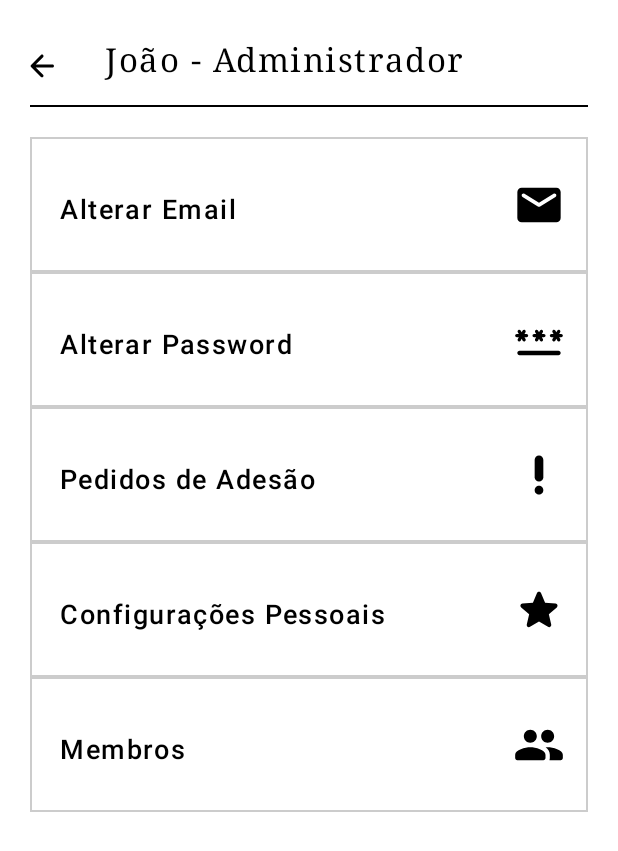
After one commit to LuisCarlosOliveira/CMU, an Android app built with Jetpack Compose: the composable ProfileScreen shown on its own in the app's theme, on a phone screen of 412 x 824 dp. The commit adds this screen. Shown: the top 851 px of the screen. Run offline under Robolectric (Android 15) with nearby library versions, the phone set to English and light mode, and no system bars.

Commit message:
Profile page and updates

```diff
--- a/app/src/main/java/com/example/mysmarthome/ui/screens/phone/ChooseTypeHomeScreen.kt
+++ b/app/src/main/java/com/example/mysmarthome/ui/screens/phone/ChooseTypeHomeScreen.kt
@@ -85,7 +85,7 @@ fun ChooseTypeHomeScreen(mainActivity: MainActivity) {
                             shape = RoundedCornerShape(20.dp),
                             modifier = Modifier.width(250.dp).height(80.dp),
                             onClick = { /*TODO*/ }) {
-                            Text(text = stringResource(id = R.string.new_home),
+                            Text(text = stringResource(id = R.string.newHomeTitle),
                                 fontSize = 18.sp,
                                 fontWeight = FontWeight.Medium)
                         }
--- /dev/null
+++ b/app/src/main/java/com/example/mysmarthome/ui/screens/phone/ProfileScreen.kt
@@ -0,0 +1,273 @@
+package com.example.mysmarthome.ui.screens.phone
+
+import androidx.compose.foundation.BorderStroke
+import androidx.compose.foundation.border
+import androidx.compose.foundation.layout.*
+import androidx.compose.foundation.shape.RoundedCornerShape
+import androidx.compose.material.*
+import androidx.compose.material.icons.Icons
+import androidx.compose.material.icons.rounded.*
+import androidx.compose.runtime.*
+import androidx.compose.ui.Alignment
+import androidx.compose.ui.Modifier
+import androidx.compose.ui.graphics.Color
+import androidx.compose.ui.platform.LocalConfiguration
+import androidx.compose.ui.res.stringArrayResource
+import androidx.compose.ui.res.stringResource
+import androidx.compose.ui.text.font.FontFamily
+import androidx.compose.ui.text.font.FontWeight
+import androidx.compose.ui.text.style.TextAlign
+import androidx.compose.ui.tooling.preview.Preview
+import androidx.compose.ui.unit.dp
+import androidx.compose.ui.unit.sp
+import androidx.compose.ui.window.DialogProperties
+import com.example.mysmarthome.R
+
+@Composable
+fun ProfileScreen() {
+    Surface(
+        modifier = Modifier.fillMaxSize(),
+        color = MaterialTheme.colors.background
+    ) {
+        Column(
+            modifier = Modifier.fillMaxSize(),
+        ) {
+            val scaffoldState = rememberScaffoldState(rememberDrawerState(DrawerValue.Closed))
+            val configuration = LocalConfiguration.current
+            val screenWidth = configuration.screenWidthDp.dp
+            var letterSpacing by remember {
+                mutableStateOf(1.sp)
+            }
+            Scaffold(
+                scaffoldState = scaffoldState,
+                topBar = {
+                    Row(
+                        modifier = Modifier
+                            .fillMaxWidth()
+                            .padding(top = 20.dp)
+                    ) {
+                        IconButton(
+                            onClick = { }
+                        ) {
+                            Icon(
+                                Icons.Rounded.ArrowBack, "",
+                                tint = Color.Black,
+                                modifier = Modifier
+                                    .width(50.dp)
+                                    .padding(start = 5.dp),
+                            )
+                        }
+
+                        Text(
+                            fontWeight = FontWeight.Medium,
+                            letterSpacing = letterSpacing,
+                            fontFamily = FontFamily.Serif,
+                            color = Color.Black,
+                            modifier = Modifier.padding(top = 7.dp, start = 20.dp),
+                            fontSize = 22.sp,
+                            text = "João " + stringResource(id = R.string.admin)
+                        )
+                    }
+                    Divider(
+                        startIndent = 20.dp,
+                        thickness = 1.dp,
+                        color = Color.Black,
+                        modifier = Modifier
+                            .padding(top = 70.dp)
+                            .width(screenWidth - 20.dp)
+                    )
+                },
+                content = {
+                    Column(
+                        Modifier
+                            .fillMaxSize()
+                            .padding(top = 20.dp)
+                    ) {
+                        val options: Array<String> = stringArrayResource(id = R.array.profile)
+                        Row(
+                            modifier = Modifier
+                                .fillMaxWidth()
+                                .height(90.dp)
+                                .padding(start = 20.dp, end = 20.dp)
+                                .border(
+                                    border =
+                                    BorderStroke(width = 1.dp, Color.LightGray)
+                                ), verticalAlignment = Alignment.CenterVertically,
+                            horizontalArrangement = Arrangement.SpaceBetween
+                        ) {
+                            Text(
+                                fontWeight = FontWeight.Medium,
+                                letterSpacing = letterSpacing,
+                                fontFamily = FontFamily.SansSerif,
+                                color = Color.Black,
+                                modifier = Modifier.padding(top = 7.dp, start = 20.dp),
+                                fontSize = 18.sp,
+                                text = options[0]
+                            )
+                            IconButton(
+                                onClick = { }//dialogOpen = true }
+                            ) {
+                            Icon(
+                                Icons.Rounded.Email, "",
+                                tint = Color.Black,
+                                modifier = Modifier
+                                    .size(50.dp)
+                                    .padding(end = 15.dp),
+                            )
+                        }}
+                        Row(
+                            modifier = Modifier
+                                .fillMaxWidth()
+                                .height(90.dp)
+                                .padding(start = 20.dp, end = 20.dp)
+                                .border(
+                                    border =
+                                    BorderStroke(width = 1.dp, Color.LightGray)
+                                ), verticalAlignment = Alignment.CenterVertically,
+                            horizontalArrangement = Arrangement.SpaceBetween
+                        ) {
+                            Text(
+                                fontWeight = FontWeight.Medium,
+                                letterSpacing = letterSpacing,
+                                fontFamily = FontFamily.SansSerif,
+                                color = Color.Black,
+                                modifier = Modifier.padding(top = 7.dp, start = 20.dp),
+                                fontSize = 18.sp,
+                                text = options[1]
+                            )
+                            Icon(
+                                Icons.Rounded.Password, "",
+                                tint = Color.Black,
+                                modifier = Modifier
+                                    .size(50.dp)
+                                    .padding(end = 15.dp),
+                            )
+                        }
+                        Row(
+                            modifier = Modifier
+                                .fillMaxWidth()
+                                .height(90.dp)
+                                .padding(start = 20.dp, end = 20.dp)
+                                .border(
+                                    border =
+                                    BorderStroke(width = 1.dp, Color.LightGray)
+                                ), verticalAlignment = Alignment.CenterVertically,
+                            horizontalArrangement = Arrangement.SpaceBetween
+                        ) {
+                            Text(
+                                fontWeight = FontWeight.Medium,
+                                letterSpacing = letterSpacing,
+                                fontFamily = FontFamily.SansSerif,
+                                color = Color.Black,
+                                modifier = Modifier.padding(top = 7.dp, start = 20.dp),
+                                fontSize = 18.sp,
+                                text = options[2]
+                            )
+                            Icon(
+                                Icons.Rounded.PriorityHigh, "",
+                                tint = Color.Black,
+                                modifier = Modifier
+                                    .size(50.dp)
+                                    .padding(end = 15.dp),
+                            )
+                        }
+                        Row(
+                            modifier = Modifier
+                                .fillMaxWidth()
+                                .height(90.dp)
+                                .padding(start = 20.dp, end = 20.dp)
+                                .border(
+                                    border =
+                                    BorderStroke(width = 1.dp, Color.LightGray)
+                                ), verticalAlignment = Alignment.CenterVertically,
+                            horizontalArrangement = Arrangement.SpaceBetween
+                        ) {
+                            Text(
+                                fontWeight = FontWeight.Medium,
+                                letterSpacing = letterSpacing,
+                                fontFamily = FontFamily.SansSerif,
+                                color = Color.Black,
+                                modifier = Modifier.padding(top = 7.dp, start = 20.dp),
+                                fontSize = 18.sp,
+                                text = options[3]
+                            )
+                            Icon(
+                                Icons.Rounded.Star, "",
+                                tint = Color.Black,
+                                modifier = Modifier
+                                    .size(50.dp)
+                                    .padding(end = 15.dp),
+                            )
+                        }
+                        Row(
+                            modifier = Modifier
+                                .fillMaxWidth()
+                                .height(90.dp)
+                                .padding(start = 20.dp, end = 20.dp)
+                                .border(
+                                    border =
+                                    BorderStroke(width = 1.dp, Color.LightGray)
+                                ), verticalAlignment = Alignment.CenterVertically,
+                            horizontalArrangement = Arrangement.SpaceBetween
+                        ) {
+                            Text(
+                                fontWeight = FontWeight.Medium,
+                                letterSpacing = letterSpacing,
+                                fontFamily = FontFamily.SansSerif,
+                                color = Color.Black,
+                                modifier = Modifier.padding(top = 7.dp, start = 20.dp),
+                                fontSize = 18.sp,
+                                text = options[4]
+                            )
+                            Icon(
+                                Icons.Rounded.Group, "",
+                                tint = Color.Black,
+                                modifier = Modifier
+                                    .size(50.dp)
+                                    .padding(end = 15.dp),
+                            )
+                        }
+                    }
+                }
+            )
+        }
+    }
+}
+
+@Composable
+fun MyAlertDialog() {
+    var dialogOpen by remember { mutableStateOf(false) }
+    if (dialogOpen) {
+        AlertDialog(
+            onDismissRequest = { dialogOpen = false },
+            buttons = {
+                Row( modifier = Modifier.fillMaxWidth(),
+                    horizontalArrangement = Arrangement.SpaceEvenly
+                ) {
+                    Button(onClick = { dialogOpen = false }) {
+                        Text(text = "Confirm")
+                    }
+                    Button(onClick = { dialogOpen = false }) {
+                        Text(text = "Dismiss")
+                    }
+                }
+            },
+            title = { Text(text = "Alterar Email") },
+            text = { Text(text = "Pequeno formulario") },
+            modifier = Modifier.fillMaxWidth().padding(28.dp),
+            shape = RoundedCornerShape(10.dp),
+            backgroundColor = Color.White,
+            properties = DialogProperties(
+                dismissOnBackPress = true,
+                dismissOnClickOutside = true ) )
+    }
+    Button(onClick = { dialogOpen = true }) {
+        Text(modifier = Modifier.fillMaxWidth(), text = "AlertDialog", textAlign = TextAlign.Center)
+    }
+}
+
+@Preview()
+@Composable
+fun PreviewTest() {
+    ProfileScreen()
+}
--- a/app/src/main/res/values/strings.xml
+++ b/app/src/main/res/values/strings.xml
@@ -1,20 +1,41 @@
 <resources>
     <string name="app_name">MySmartHome</string>
-    <string name="new_home">Nova Casa</string>
     <string name="add_home">Associar Casa</string>
 
     <!-- NEW HOME -->
     <string name="newHomeTitle">Nova Casa</string>
+
+    <!-- News -->
+    <string name="filterByDivision">  Filtrar pela Divisão:  </string>
+    <string name="aboutTitle"> Sobre </string>
+    <string-array name="home_divisions">
+        <item>Cozinha</item>
+        <item>Sala</item>
+        <item>WC</item>
+        <item>Garagem</item>
+        <item>Quarto</item>
+    </string-array>
 
     <!-- DEFINITIONS -->
     <string name="definitionsTitle">Definições</string>
     <string-array name="definitions">
         <item>Assistente Pessoal</item>
         <item>Criar Nova Casa</item>
+        <item>Eliminar Casa</item>
         <item>Modo Noturno</item>
         <item>Modo Poupar Energia</item>
         <item>Ajuda</item>
         <item>Sobre</item>
+    </string-array>
+
+    <!-- Profile -->
+    <string name="admin"> - Administrador</string>
+    <string-array name="profile">
+        <item>Alterar Email</item>
+        <item>Alterar Password</item>
+        <item>Pedidos de Adesão</item>
+        <item>Configurações Pessoais</item>
+        <item>Membros</item>
     </string-array>
 
     <!-- LOCATION -->
@@ -28,14 +49,7 @@
 
     <!-- MEMBERS -->
     <string name="members"> - Membros</string>
-    <string name="memberType2">Tipo Membro</string>
-    <string-array name="membersType2">
-        <item>Administrador</item>
-        <item>Residente Adulto</item>
-        <item>Residente Infantil</item>
-        <item>Convidado</item>
-    </string-array>
-    <string name="select2"> Select</string>
+
 
     <!-- MEMBER REQUESTS -->
     <string name="adesaoPedidos"> - Pedidos de Adesão</string>
```
Also changed, not shown: app/src/main/java/com/example/mysmarthome/ui/screens/phone/MembersScreen.kt (+35 -11 lines).
